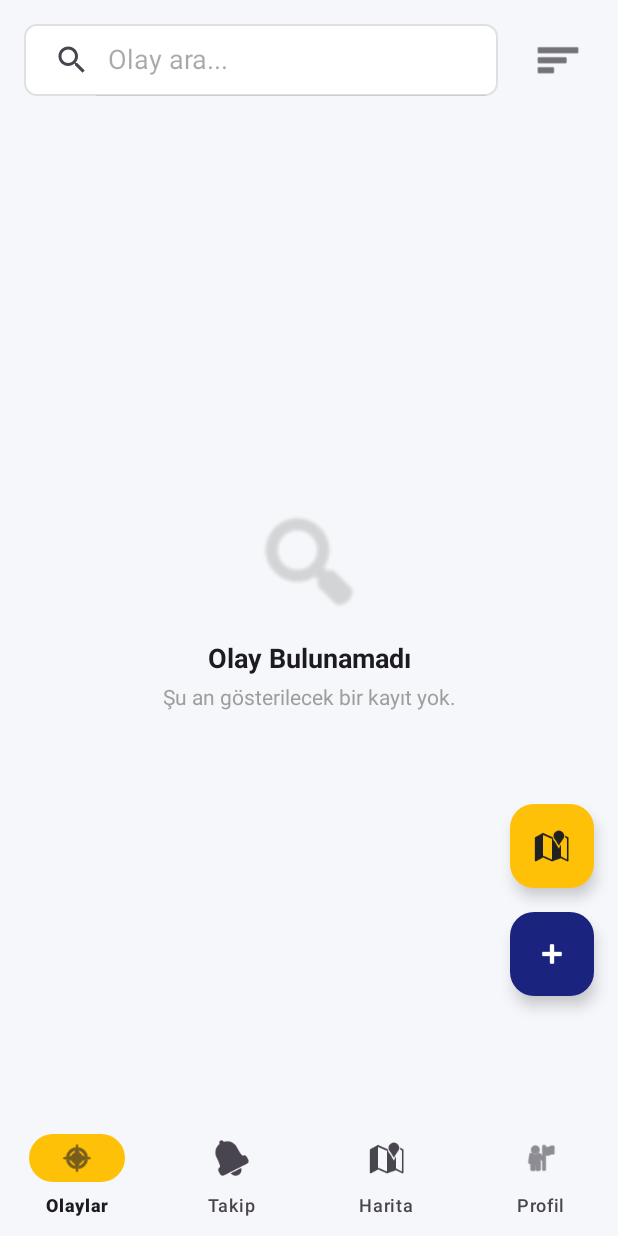
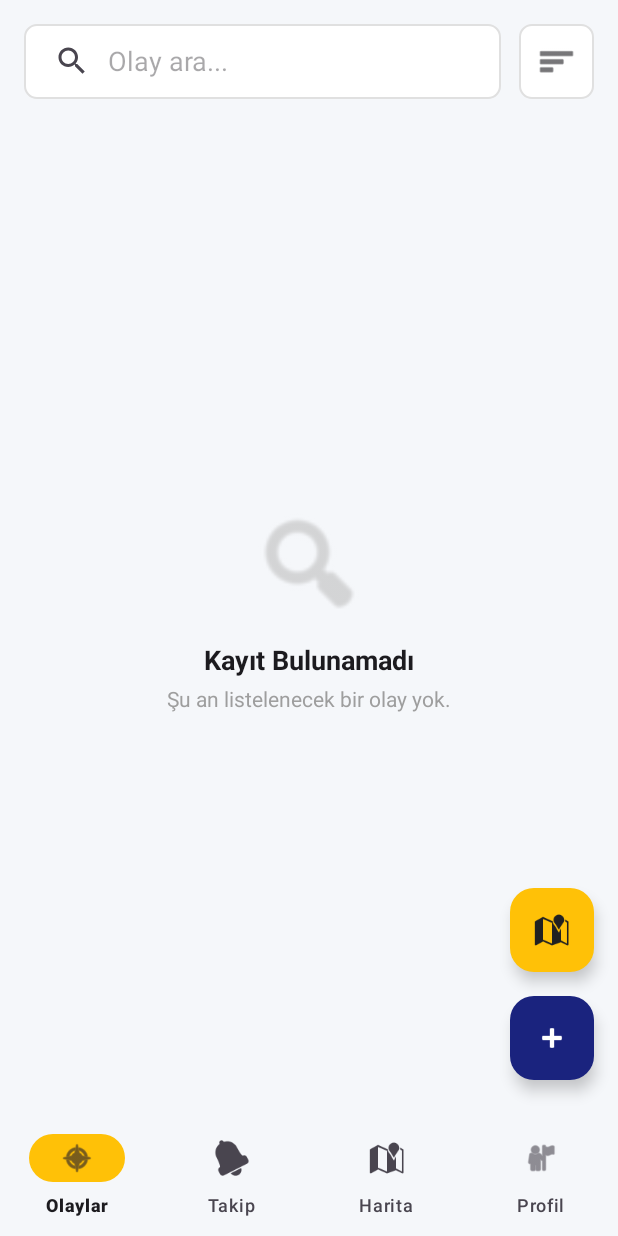
Before and after one commit to alisemiz/Akilli_Kampus_Uygulamasi, an Android app: the HomeFragment screen opened directly, with no data from a screen before it, on a phone screen of 412 x 824 dp. Run offline under Robolectric (Android 15) with nearby library versions, the phone set to English and light mode, and no system bars; our stand-ins replace Firebase (no records; nobody signed in at launch, a user with empty details on screens opened directly), navigation-ui.

Commit message:
Ana sayfada tasarım değişikliği yapıldı.

```diff
--- a/app/src/main/res/layout/fragment_home.xml
+++ b/app/src/main/res/layout/fragment_home.xml
@@ -1,43 +1,54 @@
 <?xml version="1.0" encoding="utf-8"?>
-<androidx.constraintlayout.widget.ConstraintLayout xmlns:android="http://schemas.android.com/apk/res/android"
+<androidx.constraintlayout.widget.ConstraintLayout
+    xmlns:android="http://schemas.android.com/apk/res/android"
     xmlns:app="http://schemas.android.com/apk/res-auto"
     xmlns:tools="http://schemas.android.com/tools"
     android:layout_width="match_parent"
     android:layout_height="match_parent"
-    android:background="?android:attr/colorBackground">  <androidx.appcompat.widget.SearchView
+    android:background="?android:attr/colorBackground">
+
+    <androidx.appcompat.widget.SearchView
         android:id="@+id/searchView"
         android:layout_width="0dp"
-    android:layout_height="wrap_content"
-    android:layout_margin="16dp"
+        android:layout_height="50dp"
+        android:layout_marginStart="16dp"
+        android:layout_marginTop="16dp"
+        android:layout_marginEnd="12dp"
         android:background="@drawable/bg_edittext_detail"
         app:iconifiedByDefault="false"
         app:queryHint="Olay ara..."
-    app:layout_constraintEnd_toStartOf="@id/btnFilter"
+        app:queryBackground="@null"
+        app:submitBackground="@null"
+        app:layout_constraintEnd_toStartOf="@+id/btnFilter"
         app:layout_constraintStart_toStartOf="parent"
         app:layout_constraintTop_toTopOf="parent" />
 
     <ImageButton
         android:id="@+id/btnFilter"
-        android:layout_width="48dp"
-        android:layout_height="48dp"
+        android:layout_width="50dp"
+        android:layout_height="50dp"
         android:layout_marginEnd="16dp"
-        android:background="?attr/selectableItemBackgroundBorderless"
+        android:background="@drawable/bg_edittext_detail"
         android:src="@android:drawable/ic_menu_sort_by_size"
         app:tint="?attr/colorOnSurface"
-        app:layout_constraintBottom_toBottomOf="@id/searchView"
+        android:padding="12dp"
+        android:scaleType="fitCenter"
+        app:layout_constraintBottom_toBottomOf="@+id/searchView"
         app:layout_constraintEnd_toEndOf="parent"
-        app:layout_constraintTop_toTopOf="@id/searchView" />
+        app:layout_constraintTop_toTopOf="@+id/searchView" />
 
     <androidx.cardview.widget.CardView
         android:id="@+id/cardEmergencyBanner"
-        android:layout_width="match_parent"
+        android:layout_width="0dp"
         android:layout_height="wrap_content"
+        android:layout_marginTop="12dp"
         android:layout_marginHorizontal="16dp"
-        android:layout_marginTop="8dp"
         android:visibility="gone"
         app:cardBackgroundColor="#FFEBEE"
         app:cardCornerRadius="12dp"
         app:cardElevation="4dp"
+        app:layout_constraintEnd_toEndOf="parent"
+        app:layout_constraintStart_toStartOf="parent"
         app:layout_constraintTop_toBottomOf="@id/searchView"
         tools:visibility="visible">
 
@@ -45,12 +56,12 @@
             android:layout_width="match_parent"
             android:layout_height="wrap_content"
             android:orientation="horizontal"
-            android:padding="16dp"
+            android:padding="12dp"
             android:gravity="center_vertical">
 
             <ImageView
-                android:layout_width="32dp"
-                android:layout_height="32dp"
+                android:layout_width="28dp"
+                android:layout_height="28dp"
                 android:src="@android:drawable/stat_sys_warning"
                 app:tint="#D32F2F" />
 
@@ -67,15 +78,15 @@
                     android:text="⚠️ ACİL DURUM"
                     android:textStyle="bold"
                     android:textColor="#D32F2F"
-                    android:textSize="16sp"/>
+                    android:textSize="14sp"/>
 
                 <TextView
                     android:id="@+id/tvEmergencyText"
                     android:layout_width="wrap_content"
                     android:layout_height="wrap_content"
-                    android:text="Kampüs tahliye ediliyor. Toplanma alanına gidin."
+                    android:text="Kampüs tahliye ediliyor."
                     android:textColor="#B71C1C"
-                    android:textSize="14sp"
+                    android:textSize="13sp"
                     android:layout_marginTop="2dp"/>
             </LinearLayout>
         </LinearLayout>
@@ -83,12 +94,15 @@
 
     <androidx.recyclerview.widget.RecyclerView
         android:id="@+id/rvIncidents"
-        android:layout_width="match_parent"
+        android:layout_width="0dp"
         android:layout_height="0dp"
         android:layout_marginTop="8dp"
         android:clipToPadding="false"
-        android:paddingBottom="80dp"
+        android:paddingTop="4dp"
+        android:paddingBottom="100dp"
         app:layout_constraintBottom_toBottomOf="parent"
+        app:layout_constraintEnd_toEndOf="parent"
+        app:layout_constraintStart_toStartOf="parent"
         app:layout_constraintTop_toBottomOf="@id/cardEmergencyBanner" />
 
     <LinearLayout
@@ -113,7 +127,7 @@
         <TextView
             android:layout_width="wrap_content"
             android:layout_height="wrap_content"
-            android:text="Olay Bulunamadı"
+            android:text="Kayıt Bulunamadı"
             android:textColor="?attr/colorOnSurface"
             android:textSize="18sp"
             android:textStyle="bold"
@@ -122,7 +136,7 @@
         <TextView
             android:layout_width="wrap_content"
             android:layout_height="wrap_content"
-            android:text="Şu an gösterilecek bir kayıt yok."
+            android:text="Şu an listelenecek bir olay yok."
             android:textColor="#9E9E9E"
             android:textSize="14sp"
             android:layout_marginTop="4dp"/>
@@ -145,7 +159,7 @@
         android:layout_width="wrap_content"
         android:layout_height="wrap_content"
         android:layout_marginEnd="16dp"
-        android:layout_marginBottom="80dp"
+        android:layout_marginBottom="24dp"
         android:src="@android:drawable/ic_input_add"
         app:backgroundTint="?attr/colorPrimary"
         app:tint="?attr/colorOnPrimary"
@@ -157,7 +171,7 @@
         android:layout_width="wrap_content"
         android:layout_height="wrap_content"
         android:layout_marginStart="16dp"
-        android:layout_marginBottom="80dp"
+        android:layout_marginBottom="24dp"
         android:src="@android:drawable/stat_sys_warning"
         app:backgroundTint="#FFFFFF"
         app:tint="#D32F2F"
```
Lines whose indentation alone changed are shown as unchanged.
